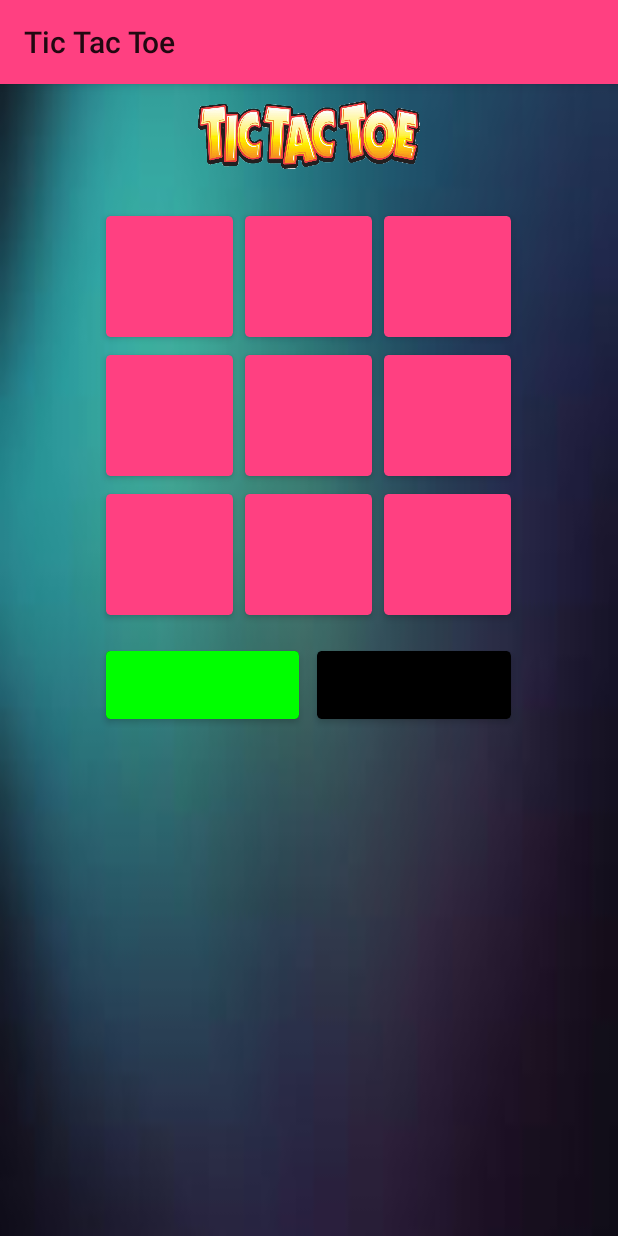
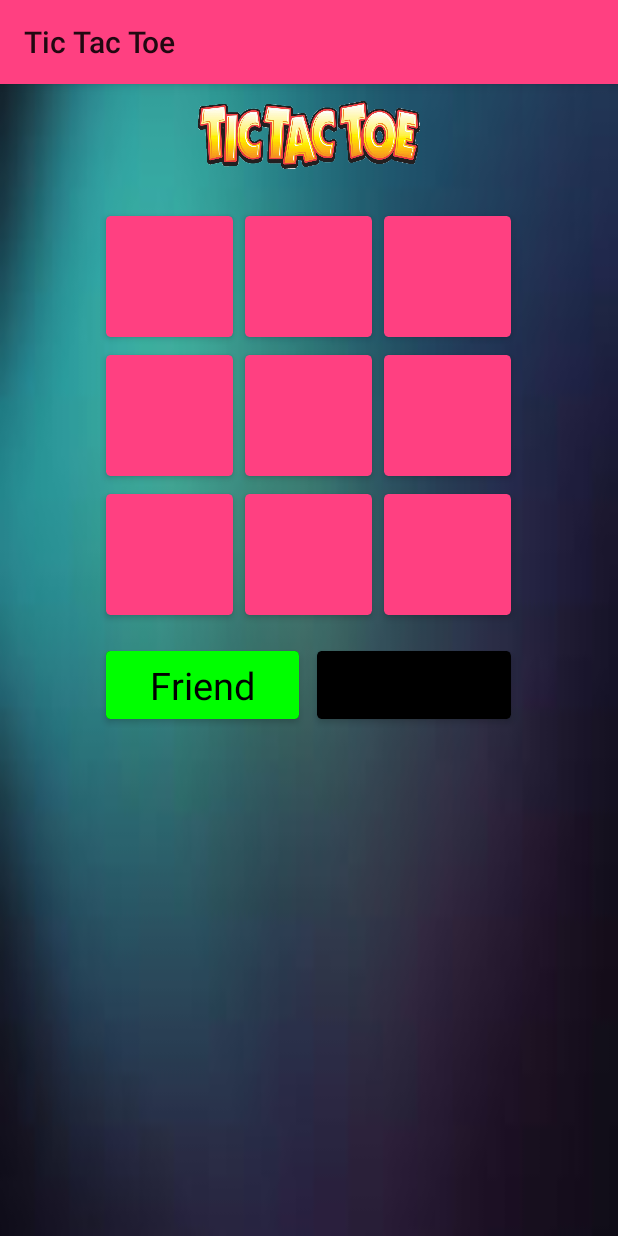
Before and after one commit to ruchitamourya/tictactoe, an Android app: the screen it shows after launch (MainActivity), after a tap on "START", on a phone screen of 412 x 824 dp. Run offline under Robolectric (Android 15) with nearby library versions, the phone set to English and light mode, and no system bars; our stand-ins replace Firebase (no records; nobody signed in at launch, a user with empty details on screens opened directly); 2 other taps on this screen came first.

Commit message:
change package name

```diff
--- a/app/src/main/AndroidManifest.xml
+++ b/app/src/main/AndroidManifest.xml
@@ -9,7 +9,8 @@
         android:roundIcon="@mipmap/ic_launcher_round"
         android:supportsRtl="true"
         android:theme="@style/AppTheme">
-        <activity android:name=".MainActivity">
+        <activity android:name="com.ruchita.tictactoe.MainActivity"
+            android:screenOrientation="portrait">
             <intent-filter>
                 <action android:name="android.intent.action.MAIN" />
 
--- a/app/src/main/java/com/example/ruchi/tictactoe/AppUtil.java
+++ b/app/src/main/java/com/ruchita/tictactoe/AppUtil.java
@@ -1,4 +1,4 @@
-package com.example.ruchi.tictactoe;
+package com.ruchita.tictactoe;
 
 import android.content.Context;
 import android.content.SharedPreferences;
--- a/app/src/main/java/com/example/ruchi/tictactoe/Constants.java
+++ b/app/src/main/java/com/ruchita/tictactoe/Constants.java
@@ -1,4 +1,4 @@
-package com.example.ruchi.tictactoe;
+package com.ruchita.tictactoe;
 
 public class Constants {
 
--- a/app/src/main/java/com/example/ruchi/tictactoe/GameGridAdapter.java
+++ b/app/src/main/java/com/ruchita/tictactoe/GameGridAdapter.java
@@ -1,4 +1,4 @@
-package com.example.ruchi.tictactoe;
+package com.ruchita.tictactoe;
 
 import android.content.Context;
 import android.support.v7.widget.CardView;
@@ -7,6 +7,8 @@ import android.view.LayoutInflater;
 import android.view.View;
 import android.view.ViewGroup;
 import android.widget.TextView;
+
+import com.example.ruchi.tictactoe.R;
 
 public class GameGridAdapter extends RecyclerView.Adapter<GameGridAdapter.GameGridViewHolder> {
 
--- a/app/src/main/java/com/example/ruchi/tictactoe/GameGridFragment.java
+++ b/app/src/main/java/com/ruchita/tictactoe/GameGridFragment.java
@@ -1,4 +1,4 @@
-package com.example.ruchi.tictactoe;
+package com.ruchita.tictactoe;
 
 
 import android.content.Context;
@@ -24,9 +24,10 @@ import android.widget.ProgressBar;
 import android.widget.RelativeLayout;
 import android.widget.TextView;
 
-import com.example.ruchi.tictactoe.firebase.DataUpdateListener;
-import com.example.ruchi.tictactoe.firebase.FireBaseHelper;
-import com.example.ruchi.tictactoe.firebase.GameData;
+import com.example.ruchi.tictactoe.R;
+import com.ruchita.tictactoe.firebase.DataUpdateListener;
+import com.ruchita.tictactoe.firebase.FireBaseHelper;
+import com.ruchita.tictactoe.firebase.GameData;
 import com.google.android.gms.tasks.OnFailureListener;
 import com.google.android.gms.tasks.OnSuccessListener;
 import com.google.firebase.firestore.DocumentSnapshot;
@@ -213,7 +214,11 @@ public class GameGridFragment extends Fragment implements GameGridListener, Data
             tvMyName.setText(myName);
             tvFriendName.setText("Android");
         } else if (secondPlayerType == FRIEND) {
-            tvMyName.setText(myName);
+            if(myName.equals("")){
+                tvMyName.setText("Friend");
+            }else {
+                tvMyName.setText(myName);
+            }
             tvFriendName.setText(friendName);
         } else {
             mainContainer.setVisibility(View.GONE);
--- a/app/src/main/java/com/example/ruchi/tictactoe/GameGridListener.java
+++ b/app/src/main/java/com/ruchita/tictactoe/GameGridListener.java
@@ -1,4 +1,4 @@
-package com.example.ruchi.tictactoe;
+package com.ruchita.tictactoe;
 
 import android.view.View;
 import android.widget.TextView;
--- a/app/src/main/java/com/example/ruchi/tictactoe/MainActivity.java
+++ b/app/src/main/java/com/ruchita/tictactoe/MainActivity.java
@@ -1,13 +1,13 @@
-package com.example.ruchi.tictactoe;
+package com.ruchita.tictactoe;
 
+import android.databinding.DataBindingUtil;
 import android.support.v4.app.FragmentManager;
 import android.support.v4.app.FragmentTransaction;
 import android.support.v7.app.AppCompatActivity;
 import android.os.Bundle;
 import android.support.v7.widget.Toolbar;
-import android.view.Menu;
-import android.view.MenuItem;
 
+import com.example.ruchi.tictactoe.R;
 import com.google.firebase.FirebaseApp;
 
 public class MainActivity extends AppCompatActivity{
--- a/app/src/main/java/com/example/ruchi/tictactoe/ViewModel/TicTacToeVm.java
+++ b/app/src/main/java/com/ruchita/tictactoe/ViewModel/TicTacToeVm.java
@@ -1,4 +1,4 @@
-package com.example.ruchi.tictactoe.ViewModel;
+package com.ruchita.tictactoe.ViewModel;
 
 import android.util.Log;
 import android.view.View;
--- a/app/src/main/java/com/example/ruchi/tictactoe/firebase/DataUpdateListener.java
+++ b/app/src/main/java/com/ruchita/tictactoe/firebase/DataUpdateListener.java
@@ -1,4 +1,4 @@
-package com.example.ruchi.tictactoe.firebase;
+package com.ruchita.tictactoe.firebase;
 
 public interface DataUpdateListener {
     void onUpdateSuccess(String gameId);
--- a/app/src/main/java/com/example/ruchi/tictactoe/firebase/FireBaseHelper.java
+++ b/app/src/main/java/com/ruchita/tictactoe/firebase/FireBaseHelper.java
@@ -1,9 +1,9 @@
-package com.example.ruchi.tictactoe.firebase;
+package com.ruchita.tictactoe.firebase;
 
 import android.support.annotation.NonNull;
 import android.util.Log;
 
-import com.example.ruchi.tictactoe.AppUtil;
+import com.ruchita.tictactoe.AppUtil;
 import com.google.android.gms.tasks.OnFailureListener;
 import com.google.android.gms.tasks.OnSuccessListener;
 import com.google.firebase.firestore.DocumentSnapshot;
@@ -15,7 +15,7 @@ import java.util.List;
 
 import javax.annotation.Nullable;
 
-import static com.example.ruchi.tictactoe.AppUtil.get1DArray;
+import static com.ruchita.tictactoe.AppUtil.get1DArray;
 
 public class FireBaseHelper {
     private static String TAG = FireBaseHelper.class.getSimpleName();
--- a/app/src/main/java/com/example/ruchi/tictactoe/firebase/GameData.java
+++ b/app/src/main/java/com/ruchita/tictactoe/firebase/GameData.java
@@ -1,8 +1,8 @@
-package com.example.ruchi.tictactoe.firebase;
+package com.ruchita.tictactoe.firebase;
 
 import java.util.List;
 
-import static com.example.ruchi.tictactoe.Constants.GameStatus.CREATED;
+import static com.ruchita.tictactoe.Constants.GameStatus.CREATED;
 
 public class GameData {
     private String gameId;
--- a/app/src/main/res/layout/fragment_options.xml
+++ b/app/src/main/res/layout/fragment_options.xml
@@ -99,6 +99,7 @@
                 />
 
           <RadioGroup
+              android:id="@+id/radio_group_on_off"
               android:layout_width="wrap_content"
               android:layout_height="wrap_content"
               android:orientation="horizontal">
@@ -107,7 +108,6 @@
                   android:layout_width="wrap_content"
                   android:layout_height="wrap_content"
                   android:text="On"
-                  android:checked="true"
                   android:textSize="20dp"
                   android:textColor="@android:color/white"
                   android:layout_marginLeft="20dp"/>
--- a/app/src/main/res/menu/menu_toolbar.xml
+++ b/app/src/main/res/menu/menu_toolbar.xml
@@ -2,7 +2,7 @@
 <menu xmlns:android="http://schemas.android.com/apk/res/android"
     xmlns:app="http://schemas.android.com/apk/res-auto"
     xmlns:tools="http://schemas.android.com/tools"
-    tools:context=".MainActivity">
+    tools:context="com.ruchita.tictactoe.MainActivity">
 
 
     <item
```
Also changed, not shown: app/src/main/java/com/ruchita/tictactoe/HomeFragment.java (renamed from app/src/main/java/com/example/ruchi/tictactoe/HomeFragment.java, +10 -4 lines), app/src/main/java/com/ruchita/tictactoe/MultiplayerFragmet.java (renamed from app/src/main/java/com/example/ruchi/tictactoe/MultiplayerFragmet.java, +4 -3 lines).
